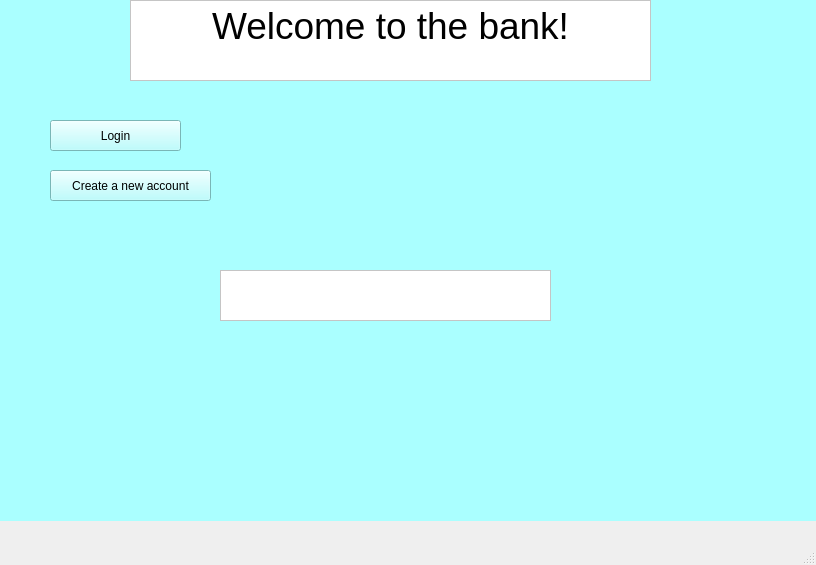
This is mainwindow.ui in KsaweryL/Qt-bank as Qt 5 draws it before an edit. The edited form follows.
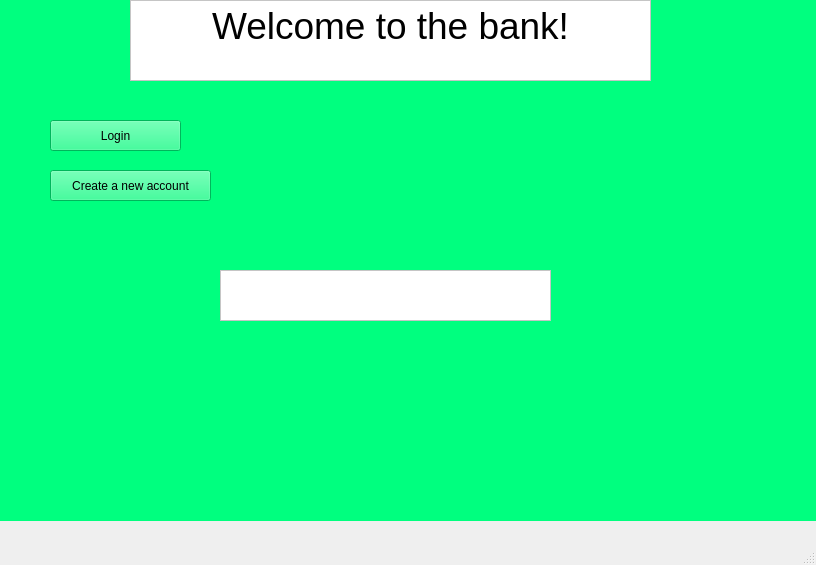
This is the edited form. The open tabs and pages were chosen to show the change.

```diff
--- a/mainwindow.ui
+++ b/mainwindow.ui
@@ -24,14 +24,14 @@
      </rect>
     </property>
     <property name="styleSheet">
-     <string notr="true">background-color: rgb(85, 255, 255);</string>
+     <string notr="true">background-color: rgb(0, 255, 127);</string>
     </property>
     <property name="currentIndex">
      <number>3</number>
     </property>
     <widget class="QWidget" name="page_0">
      <property name="styleSheet">
-      <string notr="true">background-color: rgb(170, 255, 255);</string>
+      <string notr="true">background-color: rgb(0, 255, 127);</string>
      </property>
      <widget class="QPushButton" name="pushButton_login">
       <property name="geometry">
```
Left out of the diff: 2 changed lines with no effect on the pictures.
